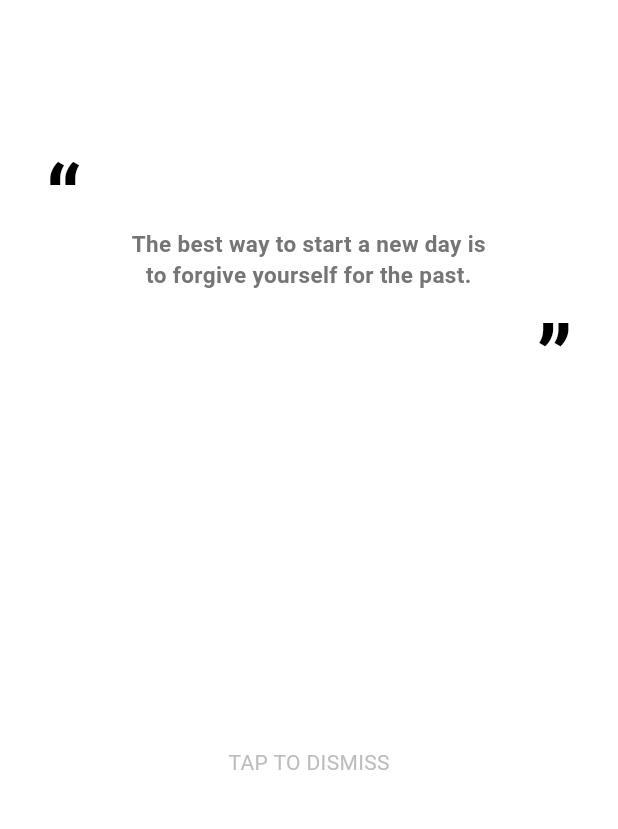
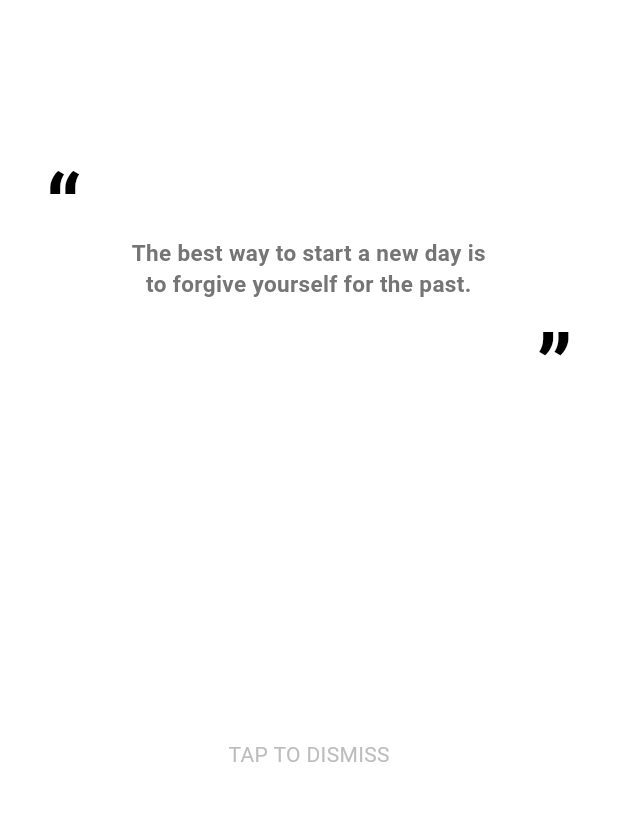
Before and after one commit to flixdeveloper/kaizen, a Flutter app: the SplashScreen screen opened directly, on a phone screen of 412 x 824 dp, the part 399-1228 px from its top. Run offline on Flutter 3.47's test engine with Material 3 defaults, Android fonts, the phone set to English and light mode, and no system bars; our stand-ins replace adaptive_theme, audio_service, audio_video_progress_bar, cached_network_image, carousel_slider, cloud_firestore and 17 more; missing offline and left inert: auto_direction, cart_stepper, flutter_reorderable_list, pausable_timer; accounts and stored records are empty; statements that could not run were skipped.

Commit message:
some more fixes

```diff
--- a/lib/firebase_handle.dart
+++ b/lib/firebase_handle.dart
@@ -181,10 +181,10 @@ Future<List<Habit>> getHabits(BuildContext context) async {
 
     final lastHeat = Heat.fromJson(data["last_heat"]);
 
-    if (!lastHeat.date.isAtSameMomentAs(date) && lastHeat.did.isNotEmpty)
-      Heat.heat.add(lastHeat);
+    if (!lastHeat.date.isAtSameMomentAs(date)) Heat.heat.add(lastHeat);
   }
   Heat.todayHeat = Heat.createTodayHeat(givenHabits: list);
+  Heat.heat.addAll(Heat.createMissingHeats(context, list));
   return list;
 }
 
--- a/lib/screens/in_meditation_screen.dart
+++ b/lib/screens/in_meditation_screen.dart
@@ -87,11 +87,11 @@ class _InMeditationScreen extends State<InMeditationScreen>
 
   String translateBell(String bell) {
     switch (bell) {
-      case 'Bell outside':
+      case '0':
         return "bell-outside.wav";
-      case 'Bell struck':
+      case '1':
         return "bowl_struck.wav";
-      case 'Gong':
+      case '2':
         return "gong.wav";
       default:
         return "zenbell.mp3";
--- a/lib/screens/splash_screen.dart
+++ b/lib/screens/splash_screen.dart
@@ -11,6 +11,7 @@ import 'package:kaizen/screens/habits_me_screen.dart';
 import 'package:kaizen/screens/home_screen.dart';
 import 'package:kaizen/screens/login_screen.dart';
 import 'package:kaizen/screens/notes_screen.dart';
+import 'package:loading_animation_widget/loading_animation_widget.dart';
 
 class SplashScreen extends StatefulWidget {
   const SplashScreen({super.key});
@@ -21,6 +22,7 @@ class SplashScreen extends StatefulWidget {
 
 class _SplashScreenState extends State<SplashScreen>
     with SingleTickerProviderStateMixin {
+  bool noTimer = false;
   bool didStart = false;
   late Timer timer;
   late Widget nextScreen;
@@ -34,8 +36,12 @@ class _SplashScreenState extends State<SplashScreen>
 
   Future<void> asyncInit() async {
     nextScreen = await getNext(context);
-    timer = Timer(const Duration(seconds: 7), () => replaceScreen());
-    didStart = true;
+    if (noTimer) {
+      replaceScreen();
+    } else {
+      timer = Timer(const Duration(seconds: 7), () => replaceScreen());
+      didStart = true;
+    }
   }
 
   Future<void> replaceScreen() async {
@@ -62,6 +68,7 @@ class _SplashScreenState extends State<SplashScreen>
       body: GestureDetector(
           behavior: HitTestBehavior.opaque,
           onTap: () {
+            noTimer = true;
             if (didStart) {
               replaceScreen();
               timer.cancel();
@@ -87,7 +94,7 @@ class _SplashScreenState extends State<SplashScreen>
               ),
               Expanded(
                   child: Align(
-                alignment: const Alignment(0.0, -0.4),
+                alignment: const Alignment(0.0, -0.22),
                 child: IntrinsicHeight(
                   child: Row(
                     crossAxisAlignment: CrossAxisAlignment.start,
@@ -161,15 +168,28 @@ class _SplashScreenState extends State<SplashScreen>
               Align(
                 alignment: Alignment.bottomCenter,
                 child: Padding(
-                  padding:
-                      const EdgeInsets.fromLTRB(0, 0, 0, 40), //add padding here
-                  //change padding to be only from bottom?
-                  child: Text(
-                    'TAP TO DISMISS'.tr(),
-                    style: TextStyle(
-                        color: Theme.of(context).colorScheme.secondary),
-                  ),
-                ),
+                    padding: const EdgeInsets.fromLTRB(
+                        0, 0, 0, 45), //add padding here
+                    //change padding to be only from bottom?
+                    child: Container(
+                      child: Align(
+                          alignment: Alignment.bottomCenter,
+                          child: (noTimer)
+                              ? LoadingAnimationWidget.twistingDots(
+                                  leftDotColor: const Color(0xFF1A1A3F),
+                                  rightDotColor: const Color(0xFFEA3799),
+                                  size: 30,
+                                )
+                              : Text(
+                                  'TAP TO DISMISS'.tr(),
+                                  style: TextStyle(
+                                      color: Theme.of(context)
+                                          .colorScheme
+                                          .secondary),
+                                )),
+                      height: 70,
+                      width: double.infinity,
+                    )),
               ),
             ],
           )),
--- a/pubspec.yaml
+++ b/pubspec.yaml
@@ -16,7 +16,7 @@ publish_to: "none" # Remove this line if you wish to publish to pub.dev
 # https://developer.apple.com/library/archive/documentation/General/Reference/InfoPlistKeyReference/Articles/CoreFoundationKeys.html
 # In Windows, build-name is used as the major, minor, and patch parts
 # of the product and file versions while build-number is used as the build suffix.
-version: 1.0.4+4
+version: 1.0.5+5
 
 environment:
   sdk: ">=3.1.3 <4.0.0"
@@ -63,6 +63,7 @@ dependencies:
   auto_direction: ^0.0.7
   flutter_heatmap_calendar: ^1.0.5
   flutter_reorderable_list: ^1.3.1
+  loading_animation_widget: ^1.2.0+4
   #rename: ^3.0.1
 
 dev_dependencies:
```
Also changed, not shown: lib/habit.dart (+4 -4 lines), lib/heat_object.dart (+102 -0 lines), lib/home_widget.dart (+20 -10 lines), lib/screens/habits_heatmap_screen.dart (+3 -24 lines), pubspec.lock, 1 other file.
